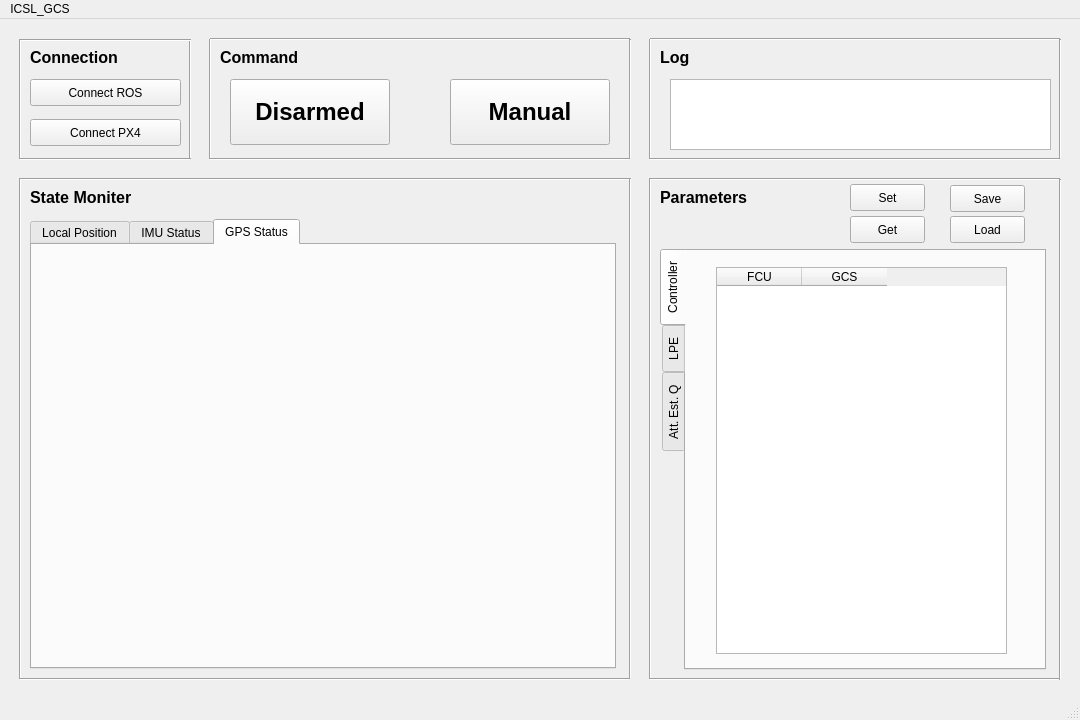
Before: the Qt Designer form ui/icsl_gcs4.ui in Clark-Youngdong-Son/PX4_gcs, drawn with Qt 5.
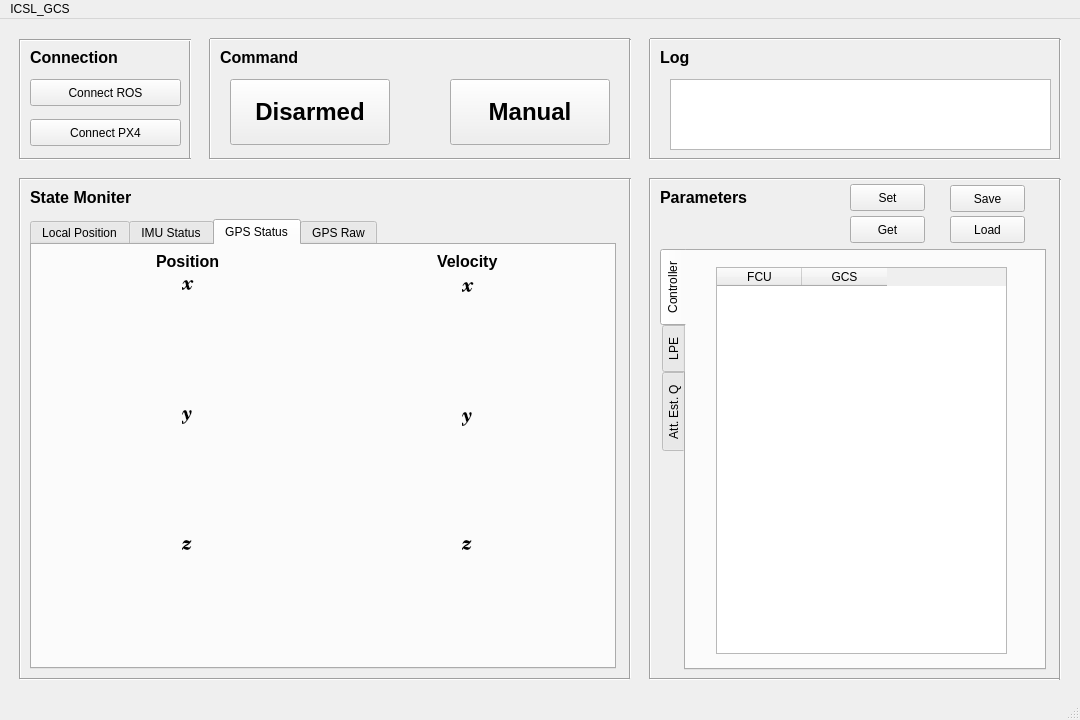
After: the same form once the commit is applied. The open tabs and pages were chosen to show the change. Custom widgets are drawn as their Qt base class.

Diff of the .ui file:
```diff
--- a/ui/icsl_gcs4.ui
+++ b/ui/icsl_gcs4.ui
@@ -684,6 +684,463 @@
      <attribute name="title">
       <string>GPS Status</string>
      </attribute>
+     <widget class="QCustomPlot" name="widget_gps_local_x" native="true">
+      <property name="geometry">
+       <rect>
+        <x>20</x>
+        <y>30</y>
+        <width>260</width>
+        <height>110</height>
+       </rect>
+      </property>
+      <widget class="QLabel" name="label_19">
+       <property name="geometry">
+        <rect>
+         <x>130</x>
+         <y>0</y>
+         <width>16</width>
+         <height>21</height>
+        </rect>
+       </property>
+       <property name="font">
+        <font>
+         <family>Century Schoolbook L</family>
+         <pointsize>15</pointsize>
+         <weight>75</weight>
+         <italic>true</italic>
+         <bold>true</bold>
+        </font>
+       </property>
+       <property name="text">
+        <string>x</string>
+       </property>
+      </widget>
+     </widget>
+     <widget class="QCustomPlot" name="widget_gps_local_y" native="true">
+      <property name="geometry">
+       <rect>
+        <x>20</x>
+        <y>160</y>
+        <width>260</width>
+        <height>110</height>
+       </rect>
+      </property>
+      <widget class="QLabel" name="label_30">
+       <property name="geometry">
+        <rect>
+         <x>130</x>
+         <y>0</y>
+         <width>16</width>
+         <height>20</height>
+        </rect>
+       </property>
+       <property name="font">
+        <font>
+         <family>Century Schoolbook L</family>
+         <pointsize>15</pointsize>
+         <weight>75</weight>
+         <italic>true</italic>
+         <bold>true</bold>
+        </font>
+       </property>
+       <property name="text">
+        <string>y</string>
+       </property>
+      </widget>
+     </widget>
+     <widget class="QCustomPlot" name="widget_gps_local_z" native="true">
+      <property name="geometry">
+       <rect>
+        <x>20</x>
+        <y>290</y>
+        <width>260</width>
+        <height>110</height>
+       </rect>
+      </property>
+      <widget class="QLabel" name="label_8">
+       <property name="geometry">
+        <rect>
+         <x>130</x>
+         <y>0</y>
+         <width>16</width>
+         <height>21</height>
+        </rect>
+       </property>
+       <property name="font">
+        <font>
+         <family>Century Schoolbook L</family>
+         <pointsize>15</pointsize>
+         <weight>75</weight>
+         <italic>true</italic>
+         <bold>true</bold>
+        </font>
+       </property>
+       <property name="text">
+        <string>z</string>
+       </property>
+      </widget>
+     </widget>
+     <widget class="QCustomPlot" name="widget_gps_local_vy" native="true">
+      <property name="geometry">
+       <rect>
+        <x>300</x>
+        <y>162</y>
+        <width>260</width>
+        <height>110</height>
+       </rect>
+      </property>
+      <widget class="QLabel" name="label_32">
+       <property name="geometry">
+        <rect>
+         <x>130</x>
+         <y>0</y>
+         <width>16</width>
+         <height>20</height>
+        </rect>
+       </property>
+       <property name="font">
+        <font>
+         <family>Century Schoolbook L</family>
+         <pointsize>15</pointsize>
+         <weight>75</weight>
+         <italic>true</italic>
+         <bold>true</bold>
+        </font>
+       </property>
+       <property name="text">
+        <string>y</string>
+       </property>
+      </widget>
+     </widget>
+     <widget class="QCustomPlot" name="widget_gps_local_vx" native="true">
+      <property name="geometry">
+       <rect>
+        <x>300</x>
+        <y>32</y>
+        <width>260</width>
+        <height>110</height>
+       </rect>
+      </property>
+      <widget class="QLabel" name="label_31">
+       <property name="geometry">
+        <rect>
+         <x>130</x>
+         <y>0</y>
+         <width>16</width>
+         <height>21</height>
+        </rect>
+       </property>
+       <property name="font">
+        <font>
+         <family>Century Schoolbook L</family>
+         <pointsize>15</pointsize>
+         <weight>75</weight>
+         <italic>true</italic>
+         <bold>true</bold>
+        </font>
+       </property>
+       <property name="text">
+        <string>x</string>
+       </property>
+      </widget>
+     </widget>
+     <widget class="QLabel" name="label_28">
+      <property name="geometry">
+       <rect>
+        <x>405</x>
+        <y>8</y>
+        <width>71</width>
+        <height>17</height>
+       </rect>
+      </property>
+      <property name="font">
+       <font>
+        <pointsize>12</pointsize>
+        <weight>75</weight>
+        <bold>true</bold>
+       </font>
+      </property>
+      <property name="text">
+       <string>Velocity</string>
+      </property>
+     </widget>
+     <widget class="QLabel" name="label_24">
+      <property name="geometry">
+       <rect>
+        <x>124</x>
+        <y>8</y>
+        <width>71</width>
+        <height>17</height>
+       </rect>
+      </property>
+      <property name="font">
+       <font>
+        <pointsize>12</pointsize>
+        <weight>75</weight>
+        <bold>true</bold>
+       </font>
+      </property>
+      <property name="text">
+       <string>Position</string>
+      </property>
+     </widget>
+     <widget class="QCustomPlot" name="widget_gps_local_vz" native="true">
+      <property name="geometry">
+       <rect>
+        <x>300</x>
+        <y>290</y>
+        <width>260</width>
+        <height>110</height>
+       </rect>
+      </property>
+      <widget class="QLabel" name="label_29">
+       <property name="geometry">
+        <rect>
+         <x>130</x>
+         <y>0</y>
+         <width>16</width>
+         <height>21</height>
+        </rect>
+       </property>
+       <property name="font">
+        <font>
+         <family>Century Schoolbook L</family>
+         <pointsize>15</pointsize>
+         <weight>75</weight>
+         <italic>true</italic>
+         <bold>true</bold>
+        </font>
+       </property>
+       <property name="text">
+        <string>z</string>
+       </property>
+      </widget>
+     </widget>
+    </widget>
+    <widget class="QWidget" name="tab_7">
+     <attribute name="title">
+      <string>GPS Raw</string>
+     </attribute>
+     <widget class="QCustomPlot" name="widget_gps_comp_hdg" native="true">
+      <property name="geometry">
+       <rect>
+        <x>300</x>
+        <y>126</y>
+        <width>260</width>
+        <height>80</height>
+       </rect>
+      </property>
+      <widget class="QLabel" name="label_34">
+       <property name="geometry">
+        <rect>
+         <x>64</x>
+         <y>0</y>
+         <width>141</width>
+         <height>20</height>
+        </rect>
+       </property>
+       <property name="font">
+        <font>
+         <pointsize>12</pointsize>
+         <weight>75</weight>
+         <bold>true</bold>
+        </font>
+       </property>
+       <property name="text">
+        <string>Compass Heading</string>
+       </property>
+      </widget>
+     </widget>
+     <widget class="QCustomPlot" name="widget_gps_rel_alt" native="true">
+      <property name="geometry">
+       <rect>
+        <x>300</x>
+        <y>30</y>
+        <width>260</width>
+        <height>80</height>
+       </rect>
+      </property>
+      <widget class="QLabel" name="label_35">
+       <property name="geometry">
+        <rect>
+         <x>67</x>
+         <y>0</y>
+         <width>141</width>
+         <height>20</height>
+        </rect>
+       </property>
+       <property name="font">
+        <font>
+         <pointsize>12</pointsize>
+         <weight>75</weight>
+         <bold>true</bold>
+        </font>
+       </property>
+       <property name="text">
+        <string>Relative Altitude</string>
+       </property>
+      </widget>
+     </widget>
+     <widget class="QCustomPlot" name="widget_gps_fix" native="true">
+      <property name="geometry">
+       <rect>
+        <x>300</x>
+        <y>222</y>
+        <width>260</width>
+        <height>80</height>
+       </rect>
+      </property>
+      <widget class="QLabel" name="label_36">
+       <property name="geometry">
+        <rect>
+         <x>94</x>
+         <y>0</y>
+         <width>81</width>
+         <height>21</height>
+        </rect>
+       </property>
+       <property name="font">
+        <font>
+         <family>Ubuntu</family>
+         <pointsize>12</pointsize>
+         <weight>75</weight>
+         <italic>false</italic>
+         <bold>true</bold>
+        </font>
+       </property>
+       <property name="text">
+        <string>Fix Status</string>
+       </property>
+      </widget>
+     </widget>
+     <widget class="QCustomPlot" name="widget_gps_service" native="true">
+      <property name="geometry">
+       <rect>
+        <x>300</x>
+        <y>320</y>
+        <width>260</width>
+        <height>80</height>
+       </rect>
+      </property>
+      <widget class="QLabel" name="label_37">
+       <property name="geometry">
+        <rect>
+         <x>77</x>
+         <y>0</y>
+         <width>121</width>
+         <height>21</height>
+        </rect>
+       </property>
+       <property name="font">
+        <font>
+         <family>Ubuntu</family>
+         <pointsize>12</pointsize>
+         <weight>75</weight>
+         <italic>false</italic>
+         <bold>true</bold>
+        </font>
+       </property>
+       <property name="text">
+        <string>Service Status</string>
+       </property>
+      </widget>
+     </widget>
+     <widget class="QCustomPlot" name="widget_gps_lon" native="true">
+      <property name="geometry">
+       <rect>
+        <x>20</x>
+        <y>160</y>
+        <width>260</width>
+        <height>110</height>
+       </rect>
+      </property>
+      <widget class="QLabel" name="label_26">
+       <property name="geometry">
+        <rect>
+         <x>95</x>
+         <y>0</y>
+         <width>91</width>
+         <height>21</height>
+        </rect>
+       </property>
+       <property name="font">
+        <font>
+         <family>Ubuntu</family>
+         <pointsize>12</pointsize>
+         <weight>75</weight>
+         <italic>false</italic>
+         <bold>true</bold>
+        </font>
+       </property>
+       <property name="text">
+        <string>Longitude</string>
+       </property>
+      </widget>
+     </widget>
+     <widget class="QCustomPlot" name="widget_gps_lat" native="true">
+      <property name="geometry">
+       <rect>
+        <x>20</x>
+        <y>30</y>
+        <width>260</width>
+        <height>110</height>
+       </rect>
+      </property>
+      <widget class="QLabel" name="label_25">
+       <property name="geometry">
+        <rect>
+         <x>103</x>
+         <y>0</y>
+         <width>81</width>
+         <height>21</height>
+        </rect>
+       </property>
+       <property name="font">
+        <font>
+         <family>Ubuntu</family>
+         <pointsize>12</pointsize>
+         <weight>75</weight>
+         <italic>false</italic>
+         <bold>true</bold>
+        </font>
+       </property>
+       <property name="text">
+        <string>Latitude</string>
+       </property>
+      </widget>
+     </widget>
+     <widget class="QCustomPlot" name="widget_gps_alt" native="true">
+      <property name="geometry">
+       <rect>
+        <x>20</x>
+        <y>290</y>
+        <width>260</width>
+        <height>110</height>
+       </rect>
+      </property>
+      <widget class="QLabel" name="label_27">
+       <property name="geometry">
+        <rect>
+         <x>100</x>
+         <y>0</y>
+         <width>81</width>
+         <height>21</height>
+        </rect>
+       </property>
+       <property name="font">
+        <font>
+         <family>Ubuntu</family>
+         <pointsize>12</pointsize>
+         <weight>75</weight>
+         <italic>false</italic>
+         <bold>true</bold>
+        </font>
+       </property>
+       <property name="text">
+        <string>Altitude</string>
+       </property>
+      </widget>
+     </widget>
     </widget>
    </widget>
    <widget class="QLabel" name="label_11">
```
